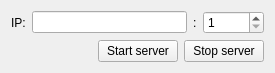
Before: the Qt Designer form ChatServer/ui/mainwindow.ui in orlov-dm/qt-chat, drawn with Qt 5.
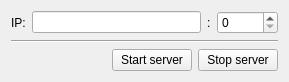
After: the same form once the commit is applied.

The edit to the form file:
```diff
--- a/ChatServer/ui/mainwindow.ui
+++ b/ChatServer/ui/mainwindow.ui
@@ -6,8 +6,8 @@
    <rect>
     <x>0</x>
     <y>0</y>
-    <width>275</width>
-    <height>69</height>
+    <width>289</width>
+    <height>80</height>
    </rect>
   </property>
   <property name="sizePolicy">
@@ -19,7 +19,7 @@
   <property name="maximumSize">
    <size>
     <width>16777215</width>
-    <height>69</height>
+    <height>80</height>
    </size>
   </property>
   <property name="windowTitle">
@@ -71,15 +71,25 @@
          <string>Port number</string>
         </property>
         <property name="minimum">
-         <number>1</number>
+         <number>0</number>
         </property>
         <property name="maximum">
          <number>65535</number>
         </property>
+        <property name="value">
+         <number>0</number>
+        </property>
        </widget>
       </item>
      </layout>
     </item>
+    <item>
+     <widget class="Line" name="line">
+      <property name="orientation">
+       <enum>Qt::Horizontal</enum>
+      </property>
+     </widget>
+    </item>
     <item>
      <layout class="QHBoxLayout" name="horizontalLayout">
       <item>
```
